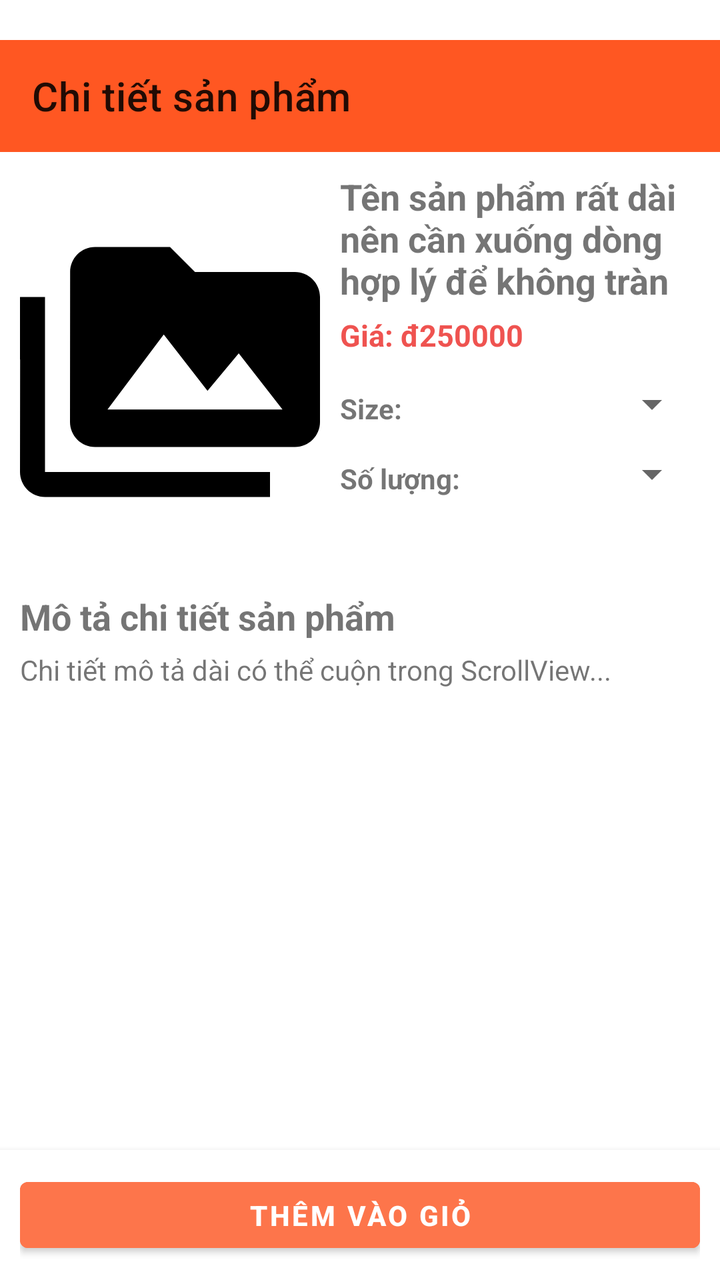
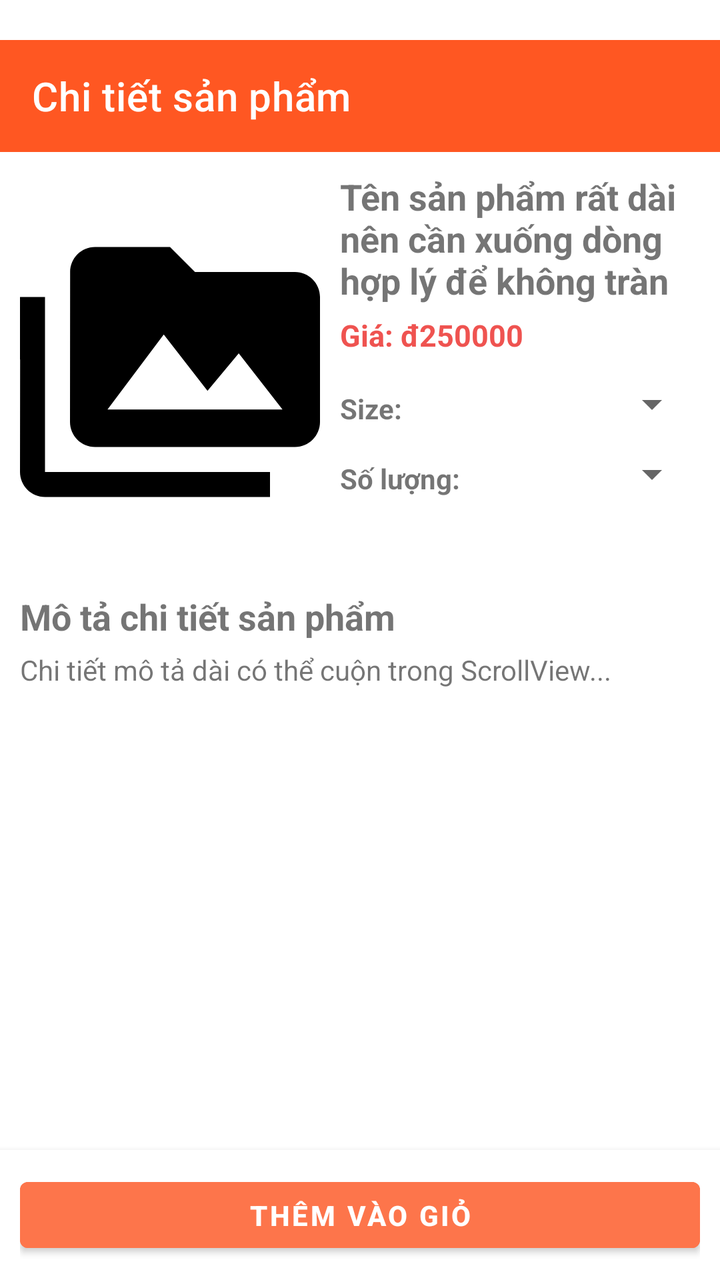

Screens rendered from an Android XML layout before and after an edit, with the pre-edit source and the edit as a unified diff.
<!-- AndroidManifest.xml: application theme Theme.FashionShopApp -->
<!-- res/layout/activity_chi_tiet.xml -->
<?xml version="1.0" encoding="utf-8"?>
<androidx.constraintlayout.widget.ConstraintLayout
    xmlns:android="http://schemas.android.com/apk/res/android"
    xmlns:app="http://schemas.android.com/apk/res-auto"
    xmlns:tools="http://schemas.android.com/tools"
    android:id="@+id/main"
    android:layout_width="match_parent"
    android:layout_height="match_parent"
    tools:context=".activity.ChiTietActivity">

    
    <androidx.appcompat.widget.Toolbar
        android:id="@+id/toobar"
        android:layout_width="match_parent"
        android:layout_height="?attr/actionBarSize"
        android:layout_marginTop="20dp"
        android:background="#FF5722"
        app:title="Chi tiết sản phẩm"
        app:layout_constraintTop_toTopOf="parent" />

    
    <ScrollView
        android:id="@+id/scrollView"
        android:layout_width="0dp"
        android:layout_height="0dp"
        app:layout_constraintTop_toBottomOf="@id/toobar"
        app:layout_constraintBottom_toTopOf="@id/bottomLayout"
        app:layout_constraintStart_toStartOf="parent"
        app:layout_constraintEnd_toEndOf="parent">

        <LinearLayout
            android:orientation="vertical"
            android:padding="10dp"
            android:layout_width="match_parent"
            android:layout_height="wrap_content">

            
            <LinearLayout
                android:orientation="horizontal"
                android:layout_width="match_parent"
                android:layout_height="wrap_content">

                <ImageView
                    android:id="@+id/imgchitiet"
                    android:layout_width="150dp"
                    android:layout_height="200dp"
                    android:src="@drawable/ic_media_24"
                    android:layout_marginEnd="10dp" />

                <LinearLayout
                    android:orientation="vertical"
                    android:layout_width="0dp"
                    android:layout_height="wrap_content"
                    android:layout_weight="1">

                    <TextView
                        android:id="@+id/txttenchitietsp"
                        android:textStyle="bold"
                        android:textSize="18sp"
                        android:text="Tên sản phẩm rất dài nên cần xuống dòng hợp lý để không tràn"
                        android:layout_width="match_parent"
                        android:layout_height="wrap_content"
                        android:ellipsize="end"
                        android:maxLines="3" />

                    <TextView
                        android:id="@+id/txtgiachitietsp"
                        android:textColor="@color/red_200"
                        android:textStyle="bold"
                        android:textSize="15sp"
                        android:text="Giá: đ250000"
                        android:layout_marginTop="5dp"
                        android:layout_width="match_parent"
                        android:layout_height="wrap_content" />

                    <LinearLayout
                        android:id="@+id/layout_size_selection"
                        android:layout_width="match_parent"
                        android:layout_height="wrap_content"
                        android:orientation="horizontal"
                        android:gravity="center_vertical"
                        android:layout_marginTop="8dp">
                    <TextView
                        android:text="Size:"
                        android:textStyle="bold"
                        android:layout_marginTop="5dp"
                        android:layout_width="wrap_content"
                        android:layout_height="wrap_content" />

                    <Spinner
                        android:id="@+id/spinnerslsize"
                        android:layout_marginTop="3dp"
                        android:layout_width="match_parent"
                        android:layout_height="wrap_content" />
                    </LinearLayout>

                    <LinearLayout
                        android:id="@+id/layout_size_selection2"
                        android:layout_width="match_parent"
                        android:layout_height="wrap_content"
                        android:orientation="horizontal"
                        android:gravity="center_vertical"
                        android:layout_marginTop="8dp">
                    <TextView
                        android:text="Số lượng:"
                        android:textStyle="bold"
                        android:layout_marginTop="5dp"
                        android:layout_width="wrap_content"
                        android:layout_height="wrap_content" />

                    <Spinner
                        android:id="@+id/spinnersl"
                        android:layout_marginTop="3dp"
                        android:layout_width="match_parent"
                        android:layout_height="wrap_content" />
                    </LinearLayout>

                </LinearLayout>
            </LinearLayout>

            
            <TextView
                android:text="Mô tả chi tiết sản phẩm"
                android:textStyle="bold"
                android:textSize="18sp"
                android:layout_marginTop="10dp"
                android:layout_width="wrap_content"
                android:layout_height="wrap_content" />

            <TextView
                android:id="@+id/txtmotachitiet"
                android:layout_marginTop="5dp"
                android:layout_width="match_parent"
                android:layout_height="wrap_content"
                android:text="Chi tiết mô tả dài có thể cuộn trong ScrollView..." />

        </LinearLayout>
    </ScrollView>

    
    <LinearLayout
        android:id="@+id/bottomLayout"
        android:layout_width="match_parent"
        android:layout_height="wrap_content"
        android:padding="10dp"
        android:background="#ffffff"
        android:elevation="5dp"
        app:layout_constraintBottom_toBottomOf="parent">

        <Button
            android:id="@+id/btnthemvaogiohang"
            android:layout_width="match_parent"
            android:layout_height="45dp"
            android:backgroundTint="#FD754B"
            android:text="THÊM VÀO GIỎ"
            android:textColor="@color/white"
            android:textStyle="bold" />
    </LinearLayout>

</androidx.constraintlayout.widget.ConstraintLayout>
<!-- resources referenced by this layout -->
<resources>
  <color name="red_200">#FFEF5350</color>
  <color name="white">#FFFFFFFF</color>
  <!-- drawable ic_media_24 (drawable) -->
  <vector xmlns:android="http://schemas.android.com/apk/res/android" android:height="24dp" android:tint="#000000" android:viewportHeight="24" android:viewportWidth="24" android:width="24dp">
        
      <path android:fillColor="@android:color/white" android:pathData="M2,6L0,6v5h0.01L0,20c0,1.1 0.9,2 2,2h18v-2L2,20L2,6zM22,4h-8l-2,-2L6,2c-1.1,0 -1.99,0.9 -1.99,2L4,16c0,1.1 0.9,2 2,2h16c1.1,0 2,-0.9 2,-2L24,6c0,-1.1 -0.9,-2 -2,-2zM7,15l4.5,-6 3.5,4.51 2.5,-3.01L21,15L7,15z"/>
      
  </vector>
  <style name="Theme.FashionShopApp" parent="Base.Theme.FashionShopApp" />
  <style name="Base.Theme.FashionShopApp" parent="Theme.MaterialComponents.DayNight.NoActionBar">
          
          
          <item name="colorPrimary">#FF5722</item>
          <item name="colorPrimaryVariant">@color/purple_700</item>
          <item name="colorOnPrimary">@color/white</item>
  
          
          <item name="colorSecondary">@color/teal_200</item>
          <item name="colorSecondaryVariant">@color/teal_700</item>
          <item name="colorOnSecondary">@color/black</item>
  
          
          <item name="android:statusBarColor" tools:targetApi="l">?attr/colorPrimaryVariant</item>
  
          
          
  
      </style>
  <color name="purple_700">#FF3700B3</color>
  <color name="teal_200">#FF03DAC5</color>
  <color name="teal_700">#FF018786</color>
  <color name="black">#FF000000</color>
</resources>

<!-- the commit's change to res/layout/activity_chi_tiet.xml (unified diff, before → after) -->
@@ -16,6 +16,7 @@
         android:layout_marginTop="20dp"
         android:background="#FF5722"
         app:title="Chi tiết sản phẩm"
+        app:titleTextColor="@color/white"
         app:layout_constraintTop_toTopOf="parent" />
 
     
